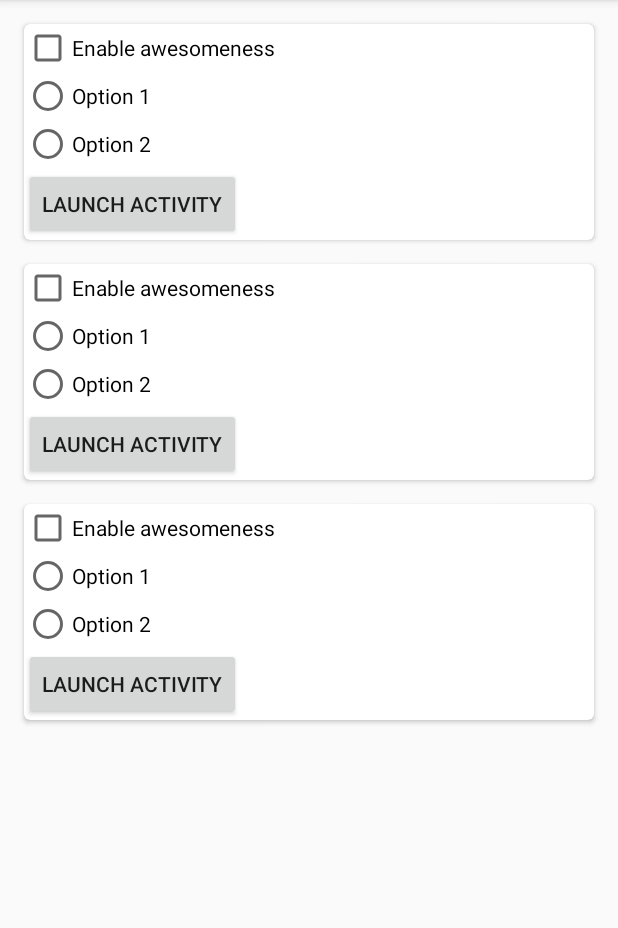
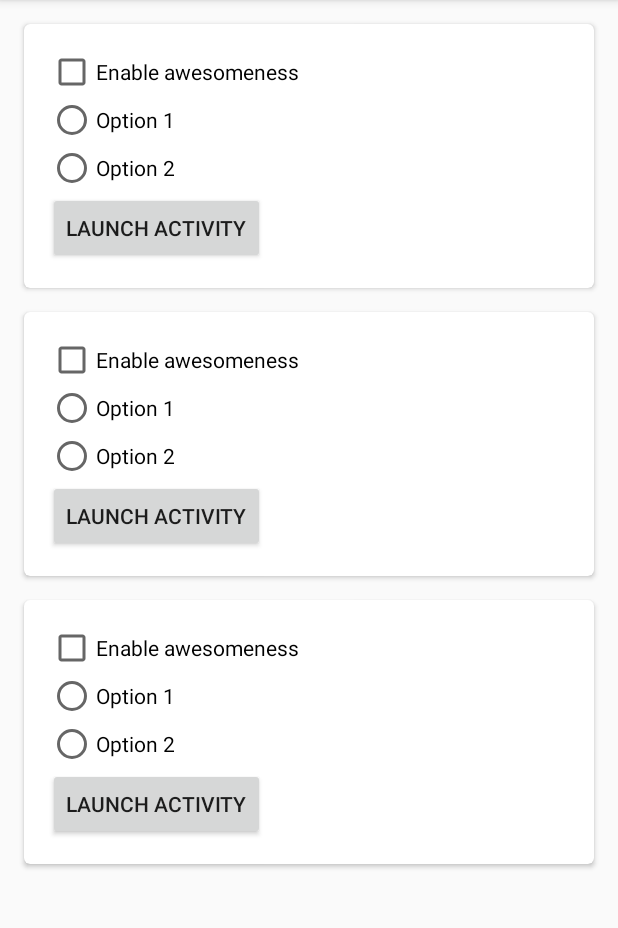
Before and after one commit to martindisch/Lolli, an Android app: the fragment CardFragment shown on its own in the app's theme, on a phone screen of 412 x 824 dp, the part 84-1012 px from its top. Run offline under Robolectric (Android 15) with nearby library versions, the phone set to English and light mode, and no system bars.

Commit message:
Added new padding for CardView

```diff
--- a/app/src/main/res/layout/fragment_card.xml
+++ b/app/src/main/res/layout/fragment_card.xml
@@ -18,13 +18,13 @@
             android:layout_marginLeft="@dimen/activity_horizontal_margin"
             android:layout_marginRight="@dimen/activity_horizontal_margin"
             android:layout_marginTop="@dimen/activity_vertical_margin"
-            android:padding="@dimen/activity_vertical_margin"
             card_view:cardCornerRadius="4dp">
 
             <LinearLayout
                 android:layout_width="match_parent"
                 android:layout_height="wrap_content"
-                android:orientation="vertical">
+                android:orientation="vertical"
+                android:padding="@dimen/activity_vertical_margin">
 
                 <CheckBox
                     android:layout_width="wrap_content"
@@ -59,13 +59,13 @@
             android:layout_marginLeft="@dimen/activity_horizontal_margin"
             android:layout_marginRight="@dimen/activity_horizontal_margin"
             android:layout_marginTop="@dimen/activity_vertical_margin"
-            android:padding="@dimen/activity_vertical_margin"
             card_view:cardCornerRadius="4dp">
 
             <LinearLayout
                 android:layout_width="match_parent"
                 android:layout_height="wrap_content"
-                android:orientation="vertical">
+                android:orientation="vertical"
+                android:padding="@dimen/activity_vertical_margin">
 
                 <CheckBox
                     android:layout_width="wrap_content"
@@ -101,13 +101,13 @@
             android:layout_marginLeft="@dimen/activity_horizontal_margin"
             android:layout_marginRight="@dimen/activity_horizontal_margin"
             android:layout_marginTop="@dimen/activity_vertical_margin"
-            android:padding="@dimen/activity_vertical_margin"
             card_view:cardCornerRadius="4dp">
 
             <LinearLayout
                 android:layout_width="match_parent"
                 android:layout_height="wrap_content"
-                android:orientation="vertical">
+                android:orientation="vertical"
+                android:padding="@dimen/activity_vertical_margin">
 
                 <CheckBox
                     android:layout_width="wrap_content"
```
